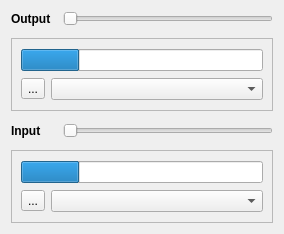
rampageX/QuickSoundSwitcher, file src/Panel/panel.ui: the form before one commit.
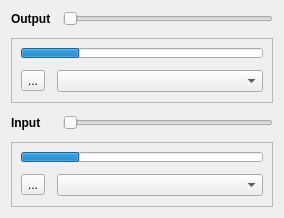
The form after the commit.

The edit to the form file:
```diff
--- a/src/Panel/panel.ui
+++ b/src/Panel/panel.ui
@@ -7,7 +7,7 @@
     <x>0</x>
     <y>0</y>
     <width>284</width>
-    <height>234</height>
+    <height>218</height>
    </rect>
   </property>
   <property name="windowTitle">
@@ -87,6 +87,9 @@
       <enum>QFrame::Shadow::Raised</enum>
      </property>
      <layout class="QGridLayout" name="gridLayout_2">
+      <property name="spacing">
+       <number>12</number>
+      </property>
       <item row="1" column="1">
        <widget class="QComboBox" name="outputComboBox">
         <property name="sizePolicy">
@@ -118,6 +121,18 @@
       </item>
       <item row="0" column="0" colspan="2">
        <widget class="QProgressBar" name="outputAudioMeter">
+        <property name="minimumSize">
+         <size>
+          <width>0</width>
+          <height>0</height>
+         </size>
+        </property>
+        <property name="maximumSize">
+         <size>
+          <width>16777215</width>
+          <height>10</height>
+         </size>
+        </property>
         <property name="maximum">
          <number>100</number>
         </property>
@@ -141,6 +156,9 @@
       <enum>QFrame::Shadow::Raised</enum>
      </property>
      <layout class="QGridLayout" name="gridLayout_3">
+      <property name="spacing">
+       <number>12</number>
+      </property>
       <item row="1" column="1">
        <widget class="QComboBox" name="inputComboBox">
         <property name="minimumSize">
@@ -166,6 +184,18 @@
       </item>
       <item row="0" column="0" colspan="2">
        <widget class="QProgressBar" name="inputAudioMeter">
+        <property name="minimumSize">
+         <size>
+          <width>0</width>
+          <height>0</height>
+         </size>
+        </property>
+        <property name="maximumSize">
+         <size>
+          <width>16777215</width>
+          <height>10</height>
+         </size>
+        </property>
         <property name="maximum">
          <number>100</number>
         </property>
```
Left out of the diff: 88 changed lines with no effect on the pictures.
